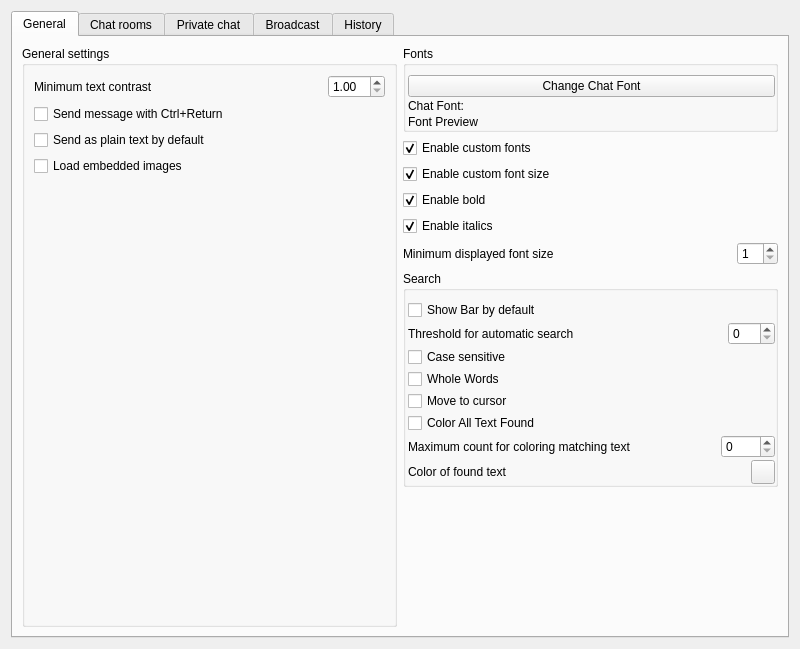
RetroShare/RetroShare, file retroshare-gui/src/gui/settings/ChatPage.ui: the form before one commit.
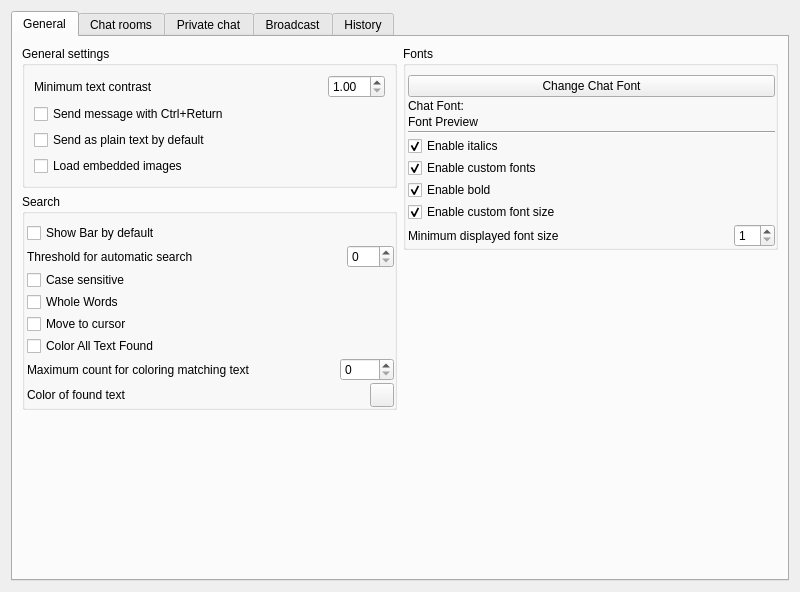
The form after the commit. The open tabs and pages were chosen to show the change. Custom widgets are drawn as their Qt base class.

Commit message: improved layout of chat prefs and hide broadcast tab that wasnt showing any useful option

Diff of the .ui file:
```diff
--- a/retroshare-gui/src/gui/settings/ChatPage.ui
+++ b/retroshare-gui/src/gui/settings/ChatPage.ui
@@ -7,7 +7,7 @@
     <x>0</x>
     <y>0</y>
     <width>800</width>
-    <height>649</height>
+    <height>592</height>
    </rect>
   </property>
   <layout class="QHBoxLayout" name="horizontalLayout_6">
@@ -20,9 +20,11 @@
       <attribute name="title">
        <string>General</string>
       </attribute>
-      <layout class="QGridLayout" name="generalGLayout">
-       <item row="1" column="0">
-        <layout class="QVBoxLayout" name="leftVLayout">
+      <layout class="QVBoxLayout" name="verticalLayout_5">
+       <item>
+        <layout class="QHBoxLayout" name="horizontalLayout_16">
+         <item>
+          <layout class="QVBoxLayout" name="verticalLayout_3">
          <item>
           <widget class="QGroupBox" name="chatSettingsGBox">
            <property name="sizePolicy">
@@ -93,150 +95,8 @@
               </property>
              </widget>
             </item>
-            <item>
-             <spacer name="verticalSpacer">
-              <property name="orientation">
-               <enum>Qt::Vertical</enum>
-              </property>
-              <property name="sizeHint" stdset="0">
-               <size>
-                <width>20</width>
-                <height>40</height>
-               </size>
-              </property>
-             </spacer>
-            </item>
-           </layout>
-          </widget>
-         </item>
-        </layout>
-       </item>
-       <item row="1" column="1">
-        <layout class="QVBoxLayout" name="rightVLayout">
-         <item>
-          <widget class="QGroupBox" name="chatFontGBox">
-           <property name="title">
-            <string>Fonts</string>
-           </property>
-           <layout class="QVBoxLayout" name="chatFontGBoxVLayout">
-            <property name="spacing">
-             <number>2</number>
-            </property>
-            <property name="leftMargin">
-             <number>2</number>
-            </property>
-            <property name="rightMargin">
-             <number>0</number>
-            </property>
-            <property name="bottomMargin">
-             <number>0</number>
-            </property>
-            <item>
-             <widget class="QPushButton" name="pushButtonChangeChatFont">
-              <property name="text">
-               <string>Change Chat Font</string>
-              </property>
-             </widget>
-            </item>
-            <item>
-             <widget class="QLabel" name="labelChatFont">
-              <property name="sizePolicy">
-               <sizepolicy hsizetype="Fixed" vsizetype="Preferred">
-                <horstretch>0</horstretch>
-                <verstretch>0</verstretch>
-               </sizepolicy>
-              </property>
-              <property name="text">
-               <string>Chat Font:</string>
-              </property>
-             </widget>
-            </item>
-            <item>
-             <widget class="QLabel" name="labelChatFontPreview">
-              <property name="text">
-               <string notr="true">Font Preview</string>
-              </property>
-             </widget>
-            </item>
-           </layout>
-          </widget>
-         </item>
-         <item>
-          <widget class="QCheckBox" name="checkBox_enableCustomFonts">
-           <property name="text">
-            <string>Enable custom fonts</string>
-           </property>
-           <property name="checked">
-            <bool>true</bool>
-           </property>
-          </widget>
-         </item>
-         <item>
-          <widget class="QCheckBox" name="checkBox_enableCustomFontSize">
-           <property name="text">
-            <string>Enable custom font size</string>
-           </property>
-           <property name="checked">
-            <bool>true</bool>
-           </property>
-          </widget>
-         </item>
-         <item>
-          <widget class="QCheckBox" name="checkBox_enableBold">
-           <property name="text">
-            <string>Enable bold</string>
-           </property>
-           <property name="checked">
-            <bool>true</bool>
-           </property>
-          </widget>
-         </item>
-         <item>
-          <widget class="QCheckBox" name="checkBox_enableItalics">
-           <property name="text">
-            <string>Enable italics</string>
-           </property>
-           <property name="checked">
-            <bool>true</bool>
-           </property>
-          </widget>
-         </item>
-         <item>
-          <layout class="QHBoxLayout" name="minimumFontSizeHLayout">
-           <property name="topMargin">
-            <number>0</number>
-           </property>
-           <item>
-            <widget class="QLabel" name="minimumFontSizeLabel">
-             <property name="text">
-              <string>Minimum displayed font size</string>
-             </property>
-            </widget>
-           </item>
-           <item>
-            <spacer name="minimumFontSizeHSpacer">
-             <property name="orientation">
-              <enum>Qt::Horizontal</enum>
-             </property>
-             <property name="sizeHint" stdset="0">
-              <size>
-               <width>40</width>
-               <height>20</height>
-              </size>
-             </property>
-            </spacer>
-           </item>
-           <item>
-            <widget class="QSpinBox" name="minimumFontSize">
-             <property name="minimum">
-              <number>1</number>
-             </property>
-             <property name="maximum">
-              <number>64</number>
-             </property>
-            </widget>
-           </item>
-          </layout>
+             </layout>
+            </widget>
          </item>
          <item>
           <widget class="QGroupBox" name="searchGBox">
@@ -399,6 +259,142 @@
            </layout>
           </widget>
          </item>
+          </layout>
+         </item>
+         <item>
+          <layout class="QVBoxLayout" name="rightVLayout">
+           <item>
+            <widget class="QGroupBox" name="chatFontGBox">
+             <property name="title">
+              <string>Fonts</string>
+             </property>
+             <layout class="QVBoxLayout" name="chatFontGBoxVLayout">
+              <property name="spacing">
+               <number>2</number>
+              </property>
+              <property name="leftMargin">
+               <number>2</number>
+              </property>
+              <property name="rightMargin">
+               <number>0</number>
+              </property>
+              <property name="bottomMargin">
+               <number>0</number>
+              </property>
+              <item>
+               <widget class="QPushButton" name="pushButtonChangeChatFont">
+                <property name="text">
+                 <string>Change Chat Font</string>
+                </property>
+               </widget>
+              </item>
+              <item>
+               <widget class="QLabel" name="labelChatFont">
+                <property name="sizePolicy">
+                 <sizepolicy hsizetype="Fixed" vsizetype="Preferred">
+                  <horstretch>0</horstretch>
+                  <verstretch>0</verstretch>
+                 </sizepolicy>
+                </property>
+                <property name="text">
+                 <string>Chat Font:</string>
+                </property>
+               </widget>
+              </item>
+              <item>
+               <widget class="QLabel" name="labelChatFontPreview">
+                <property name="text">
+                 <string notr="true">Font Preview</string>
+                </property>
+               </widget>
+              </item>
+              <item>
+               <widget class="Line" name="line_4">
+                <property name="orientation">
+                 <enum>Qt::Horizontal</enum>
+                </property>
+               </widget>
+              </item>
+              <item>
+               <widget class="QCheckBox" name="checkBox_enableItalics">
+                <property name="text">
+                 <string>Enable italics</string>
+                </property>
+                <property name="checked">
+                 <bool>true</bool>
+                </property>
+               </widget>
+              </item>
+              <item>
+               <widget class="QCheckBox" name="checkBox_enableCustomFonts">
+                <property name="text">
+                 <string>Enable custom fonts</string>
+                </property>
+                <property name="checked">
+                 <bool>true</bool>
+                </property>
+               </widget>
+              </item>
+              <item>
+               <widget class="QCheckBox" name="checkBox_enableBold">
+                <property name="text">
+                 <string>Enable bold</string>
+                </property>
+                <property name="checked">
+                 <bool>true</bool>
+                </property>
+               </widget>
+              </item>
+              <item>
+               <widget class="QCheckBox" name="checkBox_enableCustomFontSize">
+                <property name="text">
+                 <string>Enable custom font size</string>
+                </property>
+                <property name="checked">
+                 <bool>true</bool>
+                </property>
+               </widget>
+              </item>
+              <item>
+               <layout class="QHBoxLayout" name="minimumFontSizeHLayout">
+                <property name="topMargin">
+                 <number>0</number>
+                </property>
+                <item>
+                 <widget class="QLabel" name="minimumFontSizeLabel">
+                  <property name="text">
+                   <string>Minimum displayed font size</string>
+                  </property>
+                 </widget>
+                </item>
+                <item>
+                 <spacer name="minimumFontSizeHSpacer">
+                  <property name="orientation">
+                   <enum>Qt::Horizontal</enum>
+                  </property>
+                  <property name="sizeHint" stdset="0">
+                   <size>
+                    <width>40</width>
+                    <height>20</height>
+                   </size>
+                  </property>
+                 </spacer>
+                </item>
+                <item>
+                 <widget class="QSpinBox" name="minimumFontSize">
+                  <property name="minimum">
+                   <number>1</number>
+                  </property>
+                  <property name="maximum">
+                   <number>64</number>
+                  </property>
+                 </widget>
+                </item>
+               </layout>
+              </item>
+             </layout>
+            </widget>
+           </item>
          <item>
           <spacer name="rightVSpacer">
            <property name="orientation">
@@ -413,6 +409,21 @@
           </spacer>
          </item>
         </layout>
+         </item>
+        </layout>
+       </item>
+       <item>
+        <spacer name="verticalSpacer">
+         <property name="orientation">
+          <enum>Qt::Vertical</enum>
+         </property>
+         <property name="sizeHint" stdset="0">
+          <size>
+           <width>20</width>
+           <height>120</height>
+          </size>
+         </property>
+        </spacer>
        </item>
       </layout>
      </widget>
```
Left out of the diff: 2 changed lines with no effect on the pictures. Lines whose indentation alone changed are shown as unchanged. The commit also changes 1 other file.
